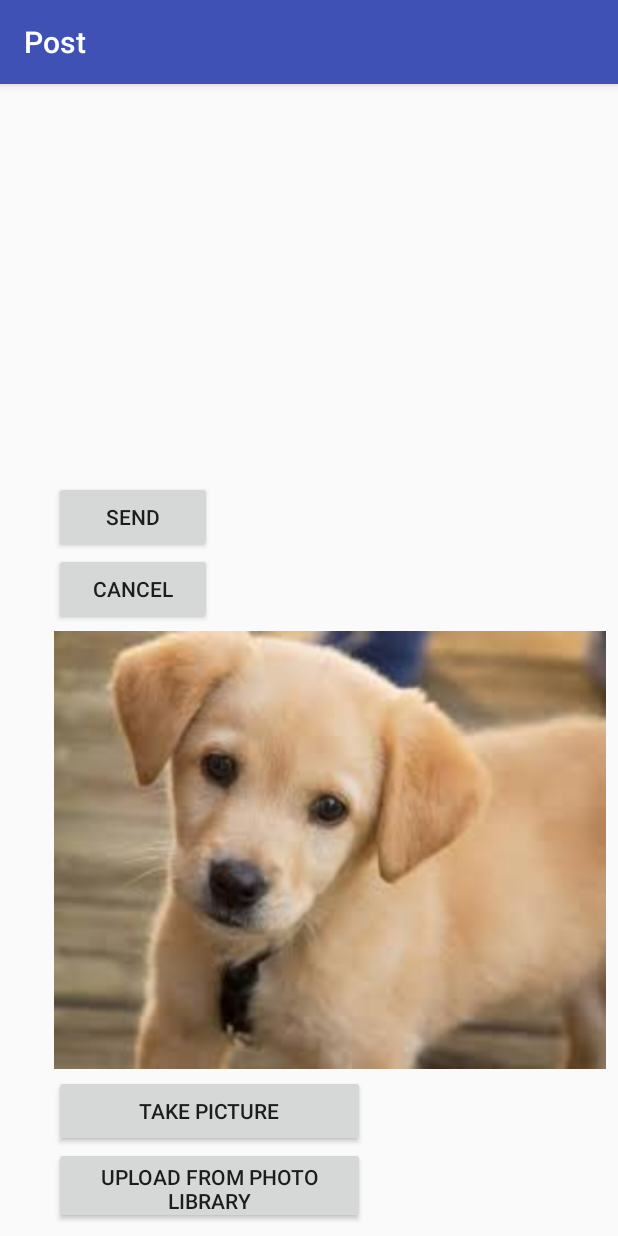
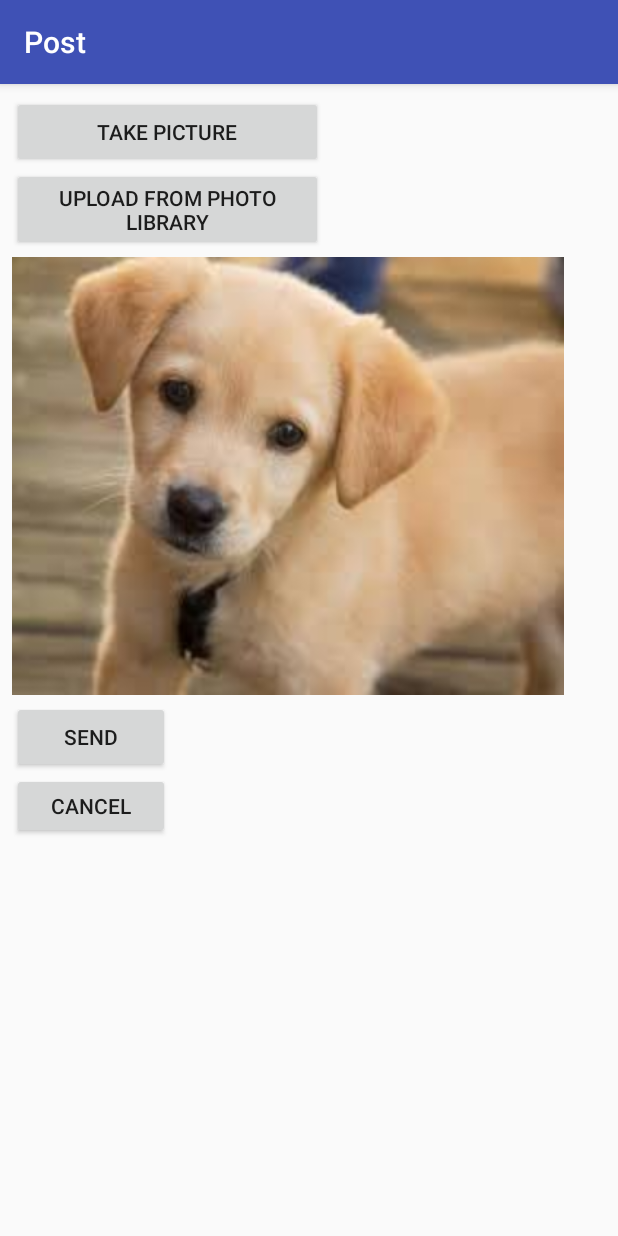
Before and after one commit to EC327yipyap/yipyap, an Android app: the Post2Activity screen opened directly, with no data from a screen before it, on a phone screen of 412 x 824 dp. Run offline under Robolectric (Android 15) with nearby library versions, the phone set to English and light mode, and no system bars.

Commit message:
moved buttons on post page & added transparency so that buttons will look pressed when the user clicks on it

```diff
--- a/YipYapNewJava/app/src/main/java/com/example/android/yipyapnewjava/FeedActivity.java
+++ b/YipYapNewJava/app/src/main/java/com/example/android/yipyapnewjava/FeedActivity.java
@@ -32,4 +32,6 @@ public class FeedActivity extends AppCompatActivity {
         startActivity(i);
     }
 
+
+
 }
--- /dev/null
+++ b/YipYapNewJava/app/src/main/res/drawable-v24/button_selector.xml
@@ -0,0 +1,6 @@
+<?xml version="1.0" encoding="utf-8"?>
+<selector xmlns:android="http://schemas.android.com/apk/res/android">
+    <item
+        android:state_pressed="true"
+        android:drawable="@color/transparent" />
+</selector>
--- a/YipYapNewJava/app/src/main/res/layout/activity_feed.xml
+++ b/YipYapNewJava/app/src/main/res/layout/activity_feed.xml
@@ -30,7 +30,8 @@
                 android:layout_height="wrap_content"
                 android:layout_weight="1"
                 android:onClick="launchMain"
-                android:text="Home Page" />
+                android:text="Home Page"
+                android:drawable="@drawable/button_selector" android:state_pressed="true"/>
 
             <TextView
                 android:id="@+id/puppers"
--- a/YipYapNewJava/app/src/main/res/layout/activity_main.xml
+++ b/YipYapNewJava/app/src/main/res/layout/activity_main.xml
@@ -36,6 +36,7 @@
         app:layout_constraintStart_toStartOf="parent"
         app:layout_constraintTop_toTopOf="parent"
         app:layout_constraintVertical_bias="0.73"
-        tools:ignore="MissingConstraints" />
+        tools:ignore="MissingConstraints"
+        android:drawable="@drawable/button_selector" android:state_pressed="true"/>
 
 </android.support.constraint.ConstraintLayout>
--- a/YipYapNewJava/app/src/main/res/layout/activity_post2.xml
+++ b/YipYapNewJava/app/src/main/res/layout/activity_post2.xml
@@ -16,15 +16,36 @@
         android:orientation="vertical"
         app:layout_constraintBottom_toBottomOf="parent"
         app:layout_constraintEnd_toEndOf="parent"
-        app:layout_constraintHorizontal_bias="1.0"
+        app:layout_constraintHorizontal_bias="0.0"
         app:layout_constraintStart_toStartOf="parent"
         app:layout_constraintTop_toTopOf="parent"
-        app:layout_constraintVertical_bias="1.0">
+        app:layout_constraintVertical_bias="0.0">
+
+        <Button
+            android:layout_width="207dp"
+            android:layout_height="wrap_content"
+            android:contentDescription="@string/puppy"
+            android:text="@string/take_picture"
+            android:drawable="@drawable/button_selector" android:state_pressed="true"/>
+
+        <Button
+            android:layout_width="207dp"
+            android:layout_height="wrap_content"
+            android:text="@string/upload_from_photo_library"
+            android:drawable="@drawable/button_selector" android:state_pressed="true"/>
+
+        <ImageView
+            android:id="@+id/imageView5"
+            android:layout_width="match_parent"
+            android:layout_height="300dp"
+            android:contentDescription="@string/fillLater"
+            app:srcCompat="@drawable/puppy2" />
 
         <Button
             android:layout_width="105dp"
             android:layout_height="wrap_content"
-            android:text="@string/send" />
+            android:text="@string/send"
+            android:drawable="@drawable/button_selector" android:state_pressed="true"/>
 
         <Button
             android:id="@+id/button"
@@ -32,24 +53,9 @@
             android:layout_width="105dp"
             android:layout_height="wrap_content"
             android:onClick="launchFeed"
-            android:text="@android:string/cancel" />
+            android:text="@android:string/cancel"
+            android:drawable="@drawable/button_selector" android:state_pressed="true"/>
 
-        <ImageView
-            android:id="@+id/imageView5"
-            android:layout_width="match_parent"
-            android:layout_height="300dp"
-            app:srcCompat="@drawable/puppy2" android:contentDescription="@string/fillLater" />
-
-        <Button
-            android:layout_width="207dp"
-            android:layout_height="wrap_content"
-            android:contentDescription="@string/puppy"
-            android:text="@string/take_picture" />
-
-        <Button
-            android:layout_width="207dp"
-            android:layout_height="wrap_content"
-            android:text="@string/upload_from_photo_library" />
     </LinearLayout>
 
 </android.support.constraint.ConstraintLayout>
--- a/YipYapNewJava/app/src/main/res/values/colors.xml
+++ b/YipYapNewJava/app/src/main/res/values/colors.xml
@@ -4,4 +4,5 @@
     <color name="colorPrimaryDark">#303f9f</color>
     <color name="colorAccent">#FF4081</color>
     <color name="ColorGray">#c2c2c2</color>
+    <color name="transparent">#00000000</color>
 </resources>
```
